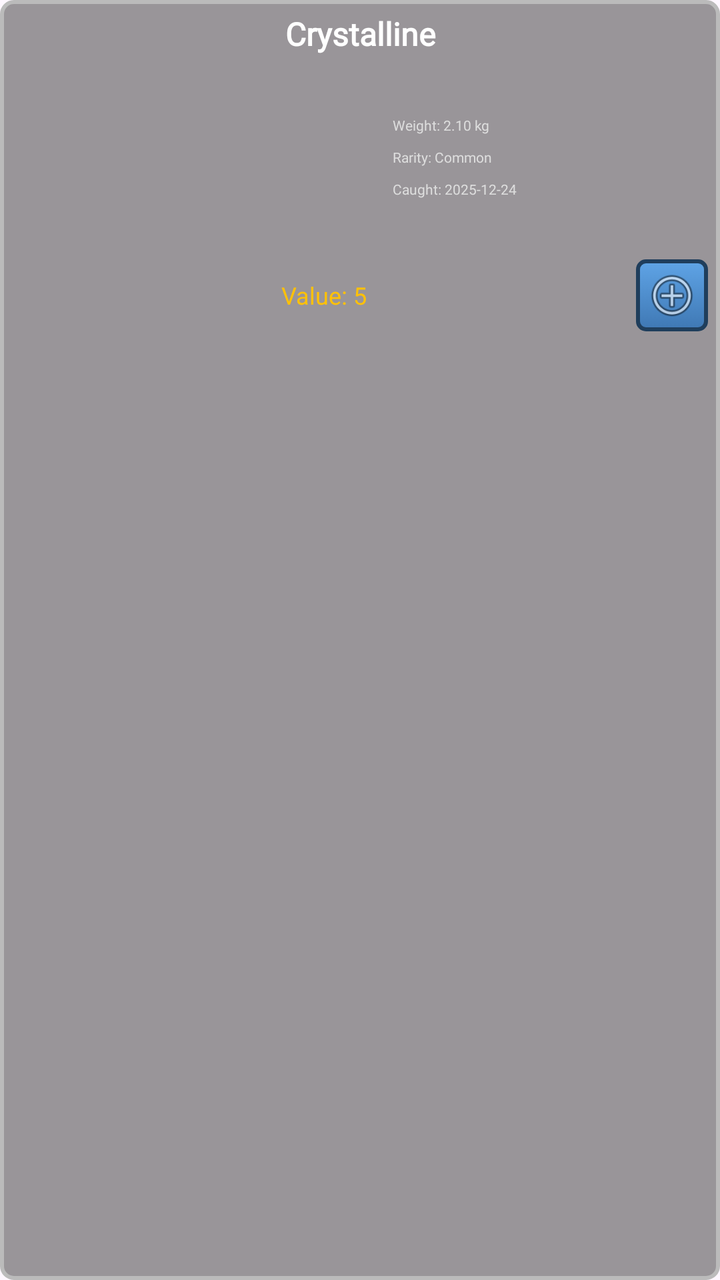
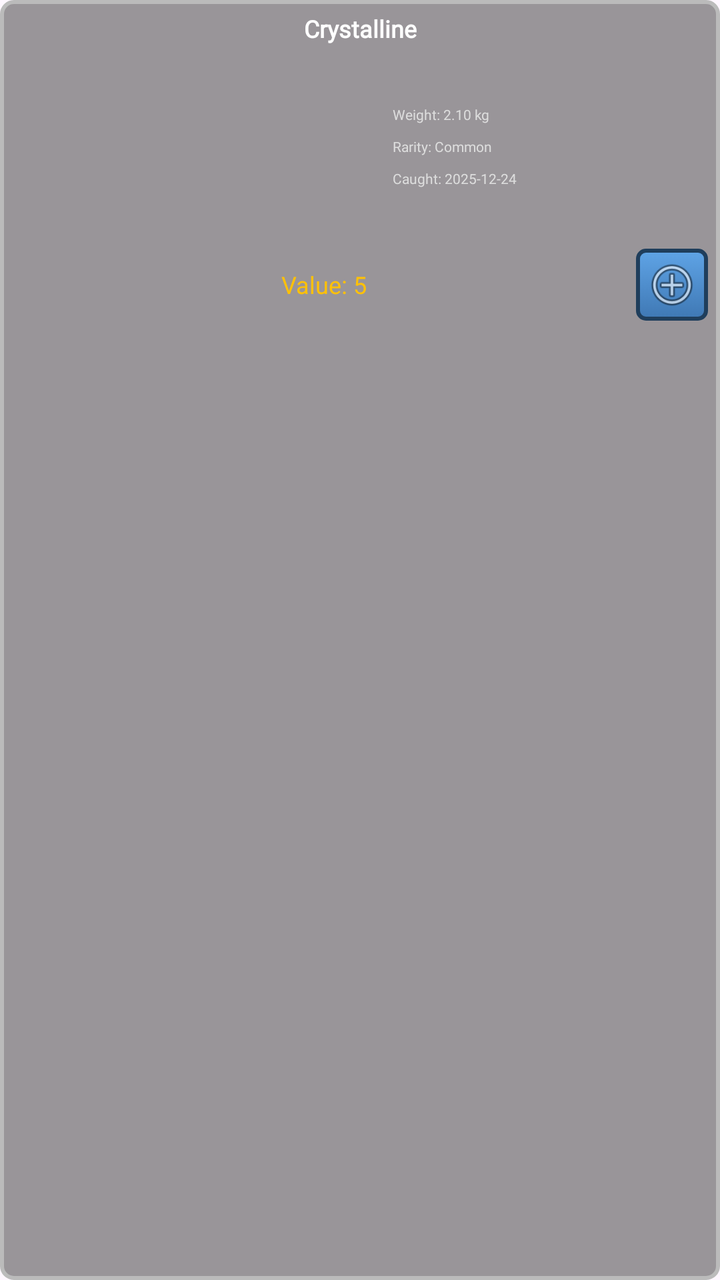

Compare the two renders of this Android layout. The source of the first and the diff that turns it into the second are given below.
<!-- AndroidManifest.xml: application theme Theme.Android_Proyecto -->
<!-- res/layout/item_captured_fish.xml -->
<?xml version="1.0" encoding="utf-8"?>
<LinearLayout xmlns:android="http://schemas.android.com/apk/res/android"
    android:layout_width="match_parent"
    android:layout_height="wrap_content"
    android:layout_margin="3dp"
    android:orientation="vertical"
    android:background="@drawable/bg_rod_card"
    android:padding="6dp">

    
    <TextView
        android:id="@+id/tvFishName"
        android:layout_width="match_parent"
        android:layout_height="wrap_content"
        android:fontFamily="@font/pixel_font"
        android:gravity="center"
        android:paddingBottom="6dp"
        android:text="Crystalline"
        android:textAlignment="center"
        android:textColor="#FFFFFF"
        android:textSize="16sp"
        android:textStyle="bold" />

    
    <LinearLayout
        android:layout_width="match_parent"
        android:layout_height="90dp"
        android:orientation="horizontal">

        <ImageView
            android:id="@+id/imgFish"
            android:layout_width="90dp"
            android:layout_height="match_parent"
            android:layout_marginEnd="5dp"
            android:adjustViewBounds="true"
            android:scaleType="fitCenter" />

        <LinearLayout
            android:layout_width="0dp"
            android:layout_height="match_parent"
            android:layout_weight="1"
            android:gravity="center"
            android:orientation="vertical">

            <TextView
                android:id="@+id/tvFishDesc"
                android:layout_width="wrap_content"
                android:layout_height="wrap_content"
                android:fontFamily="@font/pixel_font"
                android:gravity="left"
                android:lineSpacingExtra="8sp"
                android:text="Weight: 2.10 kg\nRarity: Common\nCaught: 2025-12-24"
                android:textColor="#DDDDDD"
                android:textSize="7sp" />
        </LinearLayout>
    </LinearLayout>

    
    <LinearLayout
        android:layout_width="match_parent"
        android:layout_height="wrap_content"
        android:orientation="horizontal"
        android:gravity="center_vertical"
        android:paddingTop="6dp">

        <TextView
            android:id="@+id/tvFishValue"
            android:layout_width="0dp"
            android:layout_height="wrap_content"
            android:layout_weight="1"
            android:fontFamily="@font/pixel_font"
            android:gravity="center"
            android:text="Value: 5"
            android:textAlignment="center"
            android:textColor="#FFC107"
            android:textSize="12sp" />

        <ImageButton
            android:id="@+id/btnSellFish"
            android:layout_width="36dp"
            android:layout_height="36dp"
            android:background="@drawable/pixel_button_bg"
            android:contentDescription="Sell"
            android:padding="4dp"
            android:scaleType="centerInside"
            android:src="@android:drawable/ic_menu_add" />
    </LinearLayout>

</LinearLayout>
<!-- resources referenced by this layout -->
<resources>
  <!-- drawable bg_rod_card (drawable) -->
  <?xml version="1.0" encoding="utf-8"?>
  <shape xmlns:android="http://schemas.android.com/apk/res/android"
      android:shape="rectangle">
  
      <solid android:color="#66000000" />
  
      <stroke
          android:width="2dp"
          android:color="#BBBBBB" />
  
      <corners android:radius="6dp" />
  
      <padding
          android:left="6dp"
          android:top="6dp"
          android:right="6dp"
          android:bottom="6dp" />
  </shape>
  <!-- drawable pixel_button_bg (drawable) -->
  <?xml version="1.0" encoding="utf-8"?>
  <selector xmlns:android="http://schemas.android.com/apk/res/android">
  
      <item android:state_pressed="true">
          <shape android:shape="rectangle">
              <corners android:radius="4dp"/>
              <solid android:color="#2D5A8C"/>
              <stroke android:width="2dp" android:color="#1F3E5C"/>
          </shape>
      </item>
  
      <item>
          <shape android:shape="rectangle">
              <corners android:radius="4dp"/>
              <stroke android:width="2dp" android:color="#1F3E5C"/>
              <gradient
                  android:angle="270"
                  android:startColor="#5FA4E6"  android:endColor="#3F78B4"    android:type="linear"/>
          </shape>
      </item>
  </selector>
  <style name="Theme.Android_Proyecto" parent="Base.Theme.Android_Proyecto" />
  <style name="Base.Theme.Android_Proyecto" parent="Theme.Material3.DayNight.NoActionBar">
          
          
      </style>
</resources>

<!-- the commit's change to res/layout/item_captured_fish.xml (unified diff, before → after) -->
@@ -18,7 +18,7 @@
         android:text="Crystalline"
         android:textAlignment="center"
         android:textColor="#FFFFFF"
-        android:textSize="16sp"
+        android:textSize="12sp"
         android:textStyle="bold" />
 
     
